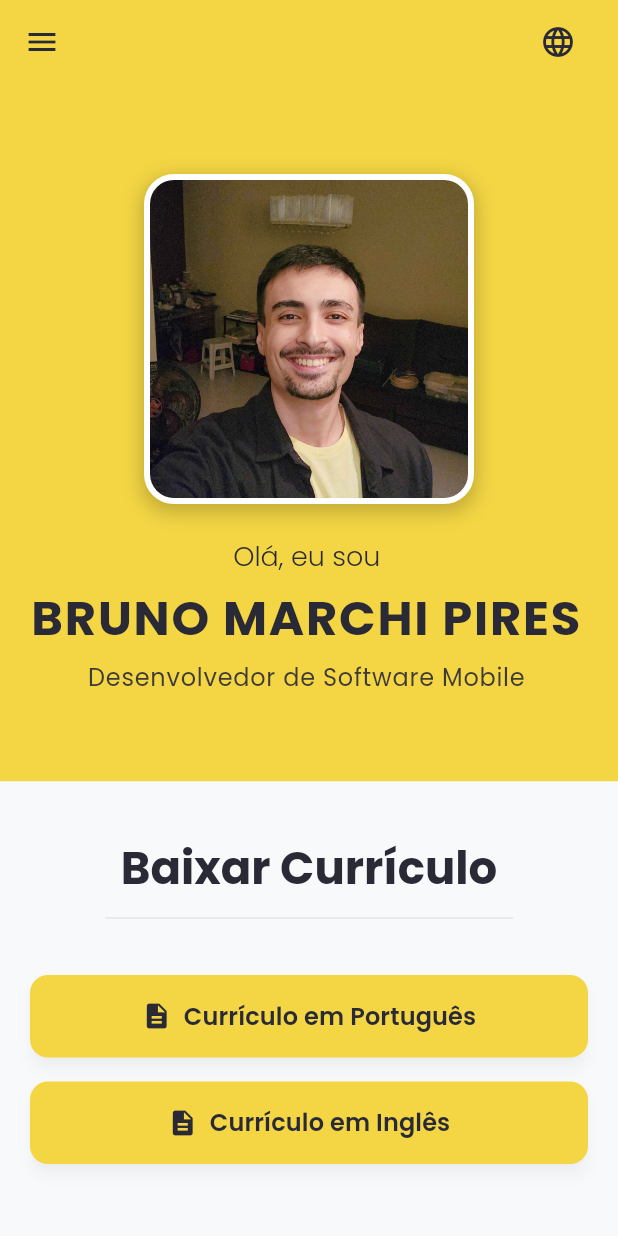
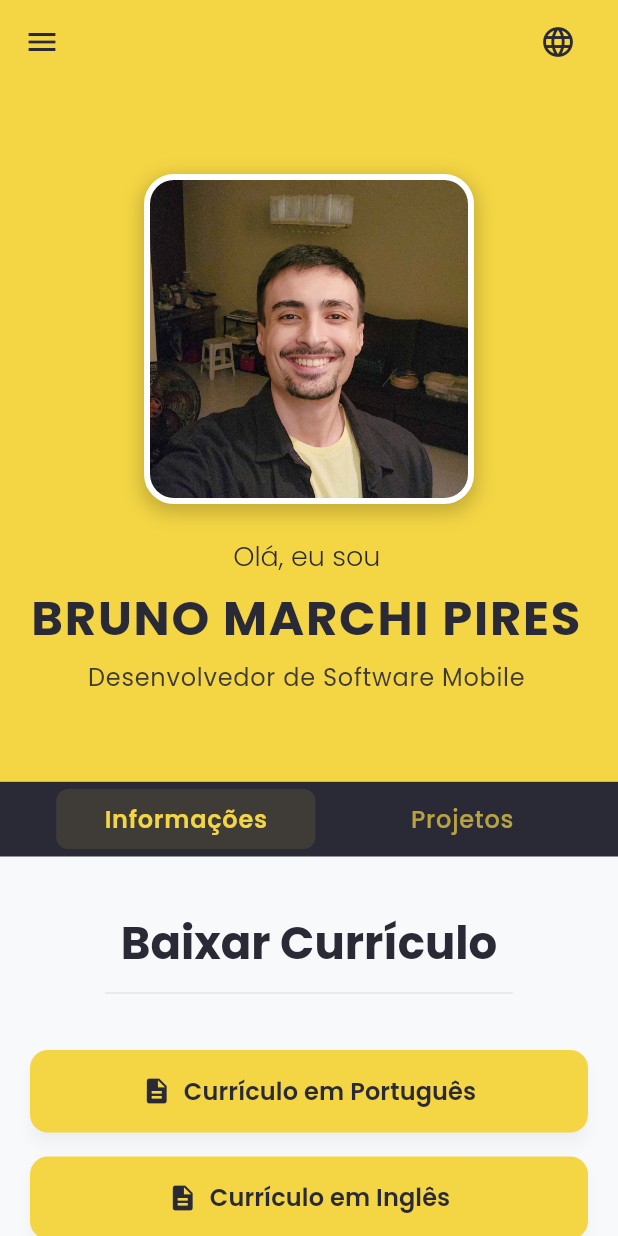
Before and after one commit to Brunokrk/curriculum, a Flutter app: the screen it shows after launch, on a phone screen of 412 x 824 dp. Run offline on Flutter 3.47's test engine with Material 3 defaults, Android fonts, the phone set to English and light mode, and no system bars; our stand-ins replace go_router, google_fonts, shared_preferences; missing offline and left inert: dart:html; generated files the repository leaves out were written again.

Commit message:
Criando aba de Projetos e ajustando detalhes de estado da home_page.

```diff
--- /dev/null
+++ b/lib/app/pages/home/home_controller.dart
@@ -0,0 +1,103 @@
+import 'package:flutter/material.dart';
+
+enum HomePageTab {
+  information,
+  projects,
+}
+
+class HomeController extends ChangeNotifier {
+  // Estado de navegação
+  HomePageTab _currentTab = HomePageTab.information;
+
+  final GlobalKey _headerKey = GlobalKey();
+  final GlobalKey _aboutKey = GlobalKey();
+  final GlobalKey _graduationKey = GlobalKey();
+  final GlobalKey _experiencesKey = GlobalKey();
+
+  //estado de navegação
+  HomePageTab get currentTab => _currentTab;
+  bool get isInformationTab => _currentTab == HomePageTab.information;
+  bool get isProjectsTab => _currentTab == HomePageTab.projects;
+
+
+  GlobalKey get headerKey => _headerKey;
+  GlobalKey get aboutKey => _aboutKey;
+  GlobalKey get graduationKey => _graduationKey;
+  GlobalKey get experiencesKey => _experiencesKey;
+
+
+  void setCurrentTab(HomePageTab tab) {
+    if (_currentTab != tab) {
+      _currentTab = tab;
+      notifyListeners();
+    }
+  }
+
+  void scrollToSection(GlobalKey key, BuildContext context) {
+    // Verifica se a seção está na aba de informações
+    bool isInformationSection = key == _aboutKey ||
+                               key == _graduationKey ||
+                               key == _experiencesKey;
+
+    // Se estiver na aba de projetos e a seção for de informações, troca para informações
+    if (!isInformationTab && isInformationSection) {
+      showInformationTab();
+    }
+
+    // Aguarda um frame para garantir que a UI foi atualizada
+    WidgetsBinding.instance.addPostFrameCallback((_) {
+      final RenderBox? renderBox =
+          key.currentContext?.findRenderObject() as RenderBox?;
+      if (renderBox != null) {
+        Scrollable.ensureVisible(
+          key.currentContext!,
+          duration: const Duration(milliseconds: 800),
+          curve: Curves.easeInOut,
+          alignment: 0.0,
+        );
+      }
+    });
+
+    // Fecha o drawer após clicar
+    Navigator.of(context).pop();
+  }
+
+  bool isSectionVisible(GlobalKey key) {
+    final RenderBox? renderBox =
+        key.currentContext?.findRenderObject() as RenderBox?;
+    if (renderBox == null) return false;
+
+    final position = renderBox.localToGlobal(Offset.zero);
+    final size = renderBox.size;
+
+    return position.dy < MediaQuery.of(key.currentContext!).size.height &&
+           position.dy + size.height > 0;
+  }
+
+  String getCurrentSectionName() {
+    return isInformationTab ? 'Informações' : 'Projetos';
+  }
+
+  void scrollToTop(ScrollController scrollController) {
+    scrollController.animateTo(
+      0.0,
+      duration: const Duration(milliseconds: 500),
+      curve: Curves.easeInOut,
+    );
+  }
+
+
+//toggle tabs
+  void showInformationTab() {
+    setCurrentTab(HomePageTab.information);
+  }
+
+  void showProjectsTab() {
+    setCurrentTab(HomePageTab.projects);
+  }
+
+  @override
+  void dispose() {
+    super.dispose();
+  }
+}
--- a/lib/app/pages/home/home_page.dart
+++ b/lib/app/pages/home/home_page.dart
@@ -1,10 +1,13 @@
 import 'package:flutter/material.dart';
 import 'package:flutter_gen/gen_l10n/app_localizations.dart';
+import 'package:provider/provider.dart';
+import 'package:portfolio_webapp/app/pages/home/home_controller.dart';
 import 'package:portfolio_webapp/app/widgets/experiences_section.dart';
 import 'package:portfolio_webapp/app/widgets/footer.dart';
 import 'package:portfolio_webapp/app/widgets/generic_section.dart';
 import 'package:portfolio_webapp/app/widgets/language_selector.dart';
 import 'package:portfolio_webapp/app/widgets/cv_download_section.dart';
+import 'package:portfolio_webapp/app/widgets/navigation_bar.dart';
 
 import 'package:portfolio_webapp/app/theme/custom_theme.dart';
 import 'package:portfolio_webapp/app/widgets/drawer_list_tile.dart';
@@ -18,24 +21,18 @@ class HomePage extends StatefulWidget {
 }
 
 class _HomePageState extends State<HomePage> {
-  final GlobalKey _headerKey = GlobalKey();
-  final GlobalKey _aboutKey = GlobalKey();
-  final GlobalKey _graduationKey = GlobalKey();
-  final GlobalKey _experiencesKey = GlobalKey();
-  // Função para fazer scroll para uma seção específica
-  void _scrollToSection(GlobalKey key) {
-    final RenderBox? renderBox =
-        key.currentContext?.findRenderObject() as RenderBox?;
-    if (renderBox != null) {
-      Scrollable.ensureVisible(
-        key.currentContext!,
-        duration: const Duration(milliseconds: 800),
-        curve: Curves.easeInOut,
-        alignment: 0.0, // Alinha ao topo da tela
-      );
+  late ScrollController _scrollController;
+
+  @override
+  void initState() {
+    super.initState();
+    _scrollController = ScrollController();
   }
-    // Fecha o drawer após clicar
-    Navigator.of(context).pop();
+
+  @override
+  void dispose() {
+    _scrollController.dispose();
+    super.dispose();
   }
 
   @override
@@ -51,30 +48,74 @@ class _HomePageState extends State<HomePage> {
           SizedBox(width: 16),
         ],
       ),
-      drawer: Drawer(
+      drawer: Consumer<HomeController>(
+        builder: (context, homeController, child) {
+          return Drawer(
             child: Column(
               children: [
                 DrawerListTile(
-                title: l10n.home, onTap: () => _scrollToSection(_headerKey)),
+                  title: l10n.home,
+                  onTap: () => homeController.scrollToSection(homeController.headerKey, context),
+                ),
                 DrawerListTile(
-                title: l10n.about, onTap: () => _scrollToSection(_aboutKey)),
+                  title: l10n.about,
+                  onTap: () => homeController.scrollToSection(homeController.aboutKey, context),
+                ),
                 DrawerListTile(
                   title: l10n.graduation,
-                onTap: () => _scrollToSection(_graduationKey)),
+                  onTap: () => homeController.scrollToSection(homeController.graduationKey, context),
+                ),
                 DrawerListTile(
                   title: l10n.experiences,
-                onTap: () => _scrollToSection(_experiencesKey)),
+                  onTap: () => homeController.scrollToSection(homeController.experiencesKey, context),
+                ),
               ],
             ),
+          );
+        },
       ),
       body: SafeArea(
-        child: SingleChildScrollView(
-          child: Column(
+        child: Consumer<HomeController>(
+          builder: (context, homeController, child) {
+            return CustomScrollView(
+              controller: _scrollController,
+              slivers: [
+                // Header como sliver
+                SliverToBoxAdapter(
+                  child: Header(key: homeController.headerKey),
+                ),
+                // NavBar sticky
+                SliverPersistentHeader(
+                  pinned: true,
+                  delegate: _NavigationBarDelegate(
+                    child: const CustomNavigationBar(),
+                  ),
+                ),
+                // Conteúdo das tabs
+                SliverToBoxAdapter(
+                  child: homeController.isInformationTab
+                    ? _buildPersonalHomePage(l10n, homeController)
+                    : _buildProjectsHomePage(l10n),
+                ),
+                // Footer
+                SliverToBoxAdapter(
+                  child: Footer(),
+                ),
+              ],
+            );
+          },
+        ),
+      ),
+    );
+  }
+
+
+  Widget _buildPersonalHomePage(AppLocalizations l10n, HomeController homeController) {
+    return Column(
       children: [
-              Header(key: _headerKey),
-              const CVDownloadSection(),
+        CVDownloadSection(),
         GenericSection(
-                key: _aboutKey,
+          key: homeController.aboutKey,
           title: l10n.about,
           content: l10n.aboutContent,
           showDivider: true,
@@ -82,7 +123,7 @@ class _HomePageState extends State<HomePage> {
           dividerEndIndent: 100,
         ),
         GenericSection(
-                key: _graduationKey,
+          key: homeController.graduationKey,
           title: l10n.graduation,
           content: l10n.graduationContent,
           photo: 'assets/images/Marca_Udesc.jpg',
@@ -93,9 +134,64 @@ class _HomePageState extends State<HomePage> {
           dividerIndent: 100,
           dividerEndIndent: 100,
         ),
-              ExperiencesSection(key: _experiencesKey),
+        ExperiencesSection(key: homeController.experiencesKey),
+      ],
+    );
+  }
 
-              Footer(),
+  Widget _buildProjectsHomePage(AppLocalizations l10n) {
+    return Container(
+      padding: const EdgeInsets.symmetric(vertical: 60, horizontal: 20),
+      child: Center(
+        child: ConstrainedBox(
+          constraints: const BoxConstraints(maxWidth: 900),
+          child: Column(
+            children: [
+              Text(
+                l10n.projects,
+                style: Theme.of(context).textTheme.displayMedium?.copyWith(
+                  color: CustomTheme.secondaryColor,
+                  fontWeight: FontWeight.bold,
+                ),
+                textAlign: TextAlign.center,
+              ),
+              const SizedBox(height: 40),
+              Container(
+                padding: const EdgeInsets.all(40),
+                decoration: BoxDecoration(
+                  color: CustomTheme.secondaryColor.withOpacity(0.05),
+                  borderRadius: BorderRadius.circular(16),
+                  border: Border.all(
+                    color: CustomTheme.secondaryColor.withOpacity(0.2),
+                    width: 1,
+                  ),
+                ),
+                child: Column(
+                  children: [
+                    Icon(
+                      Icons.construction,
+                      size: 64,
+                      color: CustomTheme.secondaryColor.withOpacity(0.5),
+                    ),
+                    const SizedBox(height: 16),
+                    Text(
+                      'Em breve...',
+                      style: Theme.of(context).textTheme.titleLarge?.copyWith(
+                        color: CustomTheme.secondaryColor,
+                        fontWeight: FontWeight.w600,
+                      ),
+                    ),
+                    const SizedBox(height: 8),
+                    Text(
+                      'Esta seção será atualizada em breve com meus projetos.',
+                      style: Theme.of(context).textTheme.bodyMedium?.copyWith(
+                        color: CustomTheme.secondaryColor.withOpacity(0.7),
+                      ),
+                      textAlign: TextAlign.center,
+                    ),
+                  ],
+                ),
+              ),
             ],
           ),
         ),
@@ -103,3 +199,28 @@ class _HomePageState extends State<HomePage> {
     );
   }
 }
+
+class _NavigationBarDelegate extends SliverPersistentHeaderDelegate {
+  final Widget child;
+
+  _NavigationBarDelegate({required this.child});
+
+  @override
+  double get minExtent => 50;
+
+  @override
+  double get maxExtent => 50;
+
+  @override
+  Widget build(BuildContext context, double shrinkOffset, bool overlapsContent) {
+    return Container(
+      color: CustomTheme.secondaryColor,
+      child: child,
+    );
+  }
+
+  @override
+  bool shouldRebuild(covariant SliverPersistentHeaderDelegate oldDelegate) {
+    return false;
+  }
+}
--- /dev/null
+++ b/lib/app/widgets/navigation_bar.dart
@@ -0,0 +1,129 @@
+import 'package:flutter/material.dart';
+import 'package:flutter_gen/gen_l10n/app_localizations.dart';
+import 'package:provider/provider.dart';
+import 'package:portfolio_webapp/app/pages/home/home_controller.dart';
+import 'package:portfolio_webapp/app/helpers/responsive_helper.dart';
+import 'package:portfolio_webapp/app/theme/custom_theme.dart';
+
+class CustomNavigationBar extends StatelessWidget {
+  const CustomNavigationBar({super.key});
+
+  @override
+  Widget build(BuildContext context) {
+    final bool isMobile = ResponsiveHelper.isMobile(context);
+    final l10n = AppLocalizations.of(context)!;
+
+    return Container(
+      width: double.infinity,
+      // padding: EdgeInsets.symmetric(
+      //   vertical: isMobile ? 5 : 8,
+      //   horizontal: 20,
+      // ),
+      child: Center(
+        child: ConstrainedBox(
+          constraints: BoxConstraints(
+            maxWidth: isMobile ? 400 : 900,
+          ),
+          child: Consumer<HomeController>(
+            builder: (context, homeController, child) {
+              return isMobile
+                ? _buildMobileNavigation(context, l10n, homeController)
+                : _buildWebNavigation(context, l10n, homeController);
+            },
+          ),
+        ),
+      ),
+    );
+  }
+
+  Widget _buildMobileNavigation(
+    BuildContext context,
+    AppLocalizations l10n,
+    HomeController homeController
+  ) {
+    return Row(
+      mainAxisAlignment: MainAxisAlignment.spaceEvenly,
+      children: [
+        _buildTabButton(
+          context,
+          l10n.information,
+          Icons.person,
+          homeController.isInformationTab,
+          () => homeController.showInformationTab(),
+        ),
+        _buildTabButton(
+          context,
+          l10n.projects,
+          Icons.work,
+          homeController.isProjectsTab,
+          () => homeController.showProjectsTab(),
+        ),
+      ],
+    );
+  }
+
+  Widget _buildWebNavigation(
+    BuildContext context,
+    AppLocalizations l10n,
+    HomeController homeController
+  ) {
+    return Row(
+      mainAxisAlignment: MainAxisAlignment.center,
+      children: [
+        _buildTabButton(
+          context,
+          l10n.information,
+          Icons.person,
+          homeController.isInformationTab,
+          () => homeController.showInformationTab(),
+        ),
+        const SizedBox(width: 40),
+        _buildTabButton(
+          context,
+          l10n.projects,
+          Icons.work,
+          homeController.isProjectsTab,
+          () => homeController.showProjectsTab(),
+        ),
+      ],
+    );
+  }
+
+  Widget _buildTabButton(
+    BuildContext context,
+    String label,
+    IconData icon,
+    bool isSelected,
+    VoidCallback onTap,
+  ) {
+    return AnimatedContainer(
+      duration: const Duration(milliseconds: 200),
+      curve: Curves.easeInOut,
+      child: InkWell(
+        onTap: onTap,
+        borderRadius: BorderRadius.circular(8),
+        child: Container(
+            padding: const EdgeInsets.symmetric(horizontal: 32, vertical: 8),
+          decoration: BoxDecoration(
+            color: isSelected
+              ? CustomTheme.primaryColor.withOpacity(0.1)
+              : Colors.transparent,
+            borderRadius: BorderRadius.circular(8),
+          ),
+          child: AnimatedDefaultTextStyle(
+            duration: const Duration(milliseconds: 200),
+            style: Theme.of(context).textTheme.titleMedium?.copyWith(
+              color: isSelected
+                ? CustomTheme.primaryColor
+                : CustomTheme.primaryColor.withOpacity(0.7),
+              fontWeight: isSelected ? FontWeight.w600 : FontWeight.w500,
+              fontSize: 16,
+              letterSpacing: 0.5,
+            ) ?? const TextStyle(),
+            child: Text(label),
+          ),
+        ),
+      ),
+    );
+  }
+}
--- a/lib/l10n/app_en.arb
+++ b/lib/l10n/app_en.arb
@@ -30,5 +30,7 @@
   "contacts": "Contacts",
   "github": "GitHub",
   "linkedin": "LinkedIn",
-  "instagram": "Instagram"
+  "instagram": "Instagram",
+  "information": "Information",
+  "projects": "Projects"
 }
--- a/lib/l10n/app_pt.arb
+++ b/lib/l10n/app_pt.arb
@@ -123,5 +123,13 @@
   "instagram": "Instagram",
   "@instagram": {
     "description": "Label do Instagram"
+  },
+  "information": "Informações",
+  "@information": {
+    "description": "Tab de informações pessoais"
+  },
+  "projects": "Projetos",
+  "@projects": {
+    "description": "Tab de projetos"
   }
 }
--- a/lib/main.dart
+++ b/lib/main.dart
@@ -3,6 +3,7 @@ import 'package:flutter_localizations/flutter_localizations.dart';
 import 'package:provider/provider.dart';
 import 'package:portfolio_webapp/app/theme/custom_theme.dart';
 import 'package:portfolio_webapp/app/helpers/language_notifier.dart';
+import 'package:portfolio_webapp/app/pages/home/home_controller.dart';
 import 'app/routes/app_router.dart';
 import 'package:flutter_gen/gen_l10n/app_localizations.dart';
 import 'package:flutter_web_plugins/flutter_web_plugins.dart';
@@ -18,8 +19,11 @@ class MyApp extends StatelessWidget {
 
   @override
   Widget build(BuildContext context) {
-    return ChangeNotifierProvider(
-      create: (context) => LanguageNotifier()..initialize(),
+    return MultiProvider(
+      providers: [
+        ChangeNotifierProvider(create: (context) => LanguageNotifier()..initialize()),
+        ChangeNotifierProvider(create: (context) => HomeController()),
+      ],
       child: Consumer<LanguageNotifier>(
         builder: (context, languageNotifier, child) {
           return MaterialApp.router(
```
Lines whose indentation alone changed are shown as unchanged.
